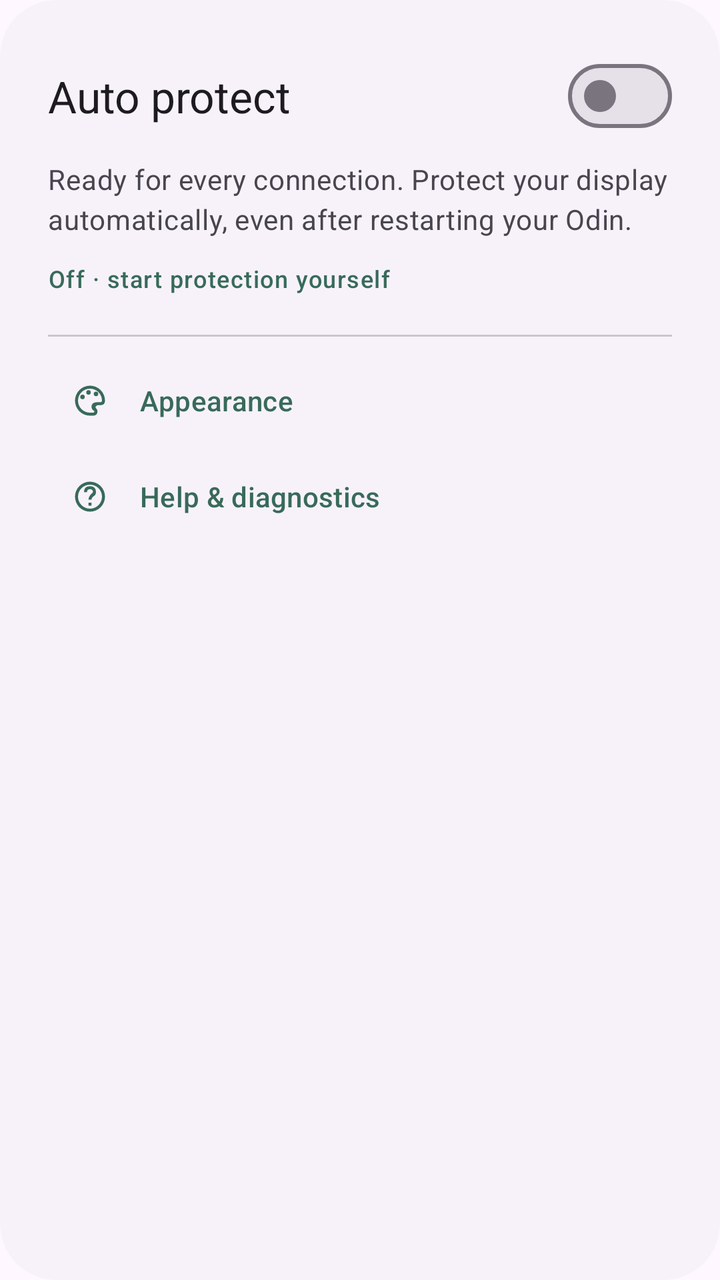
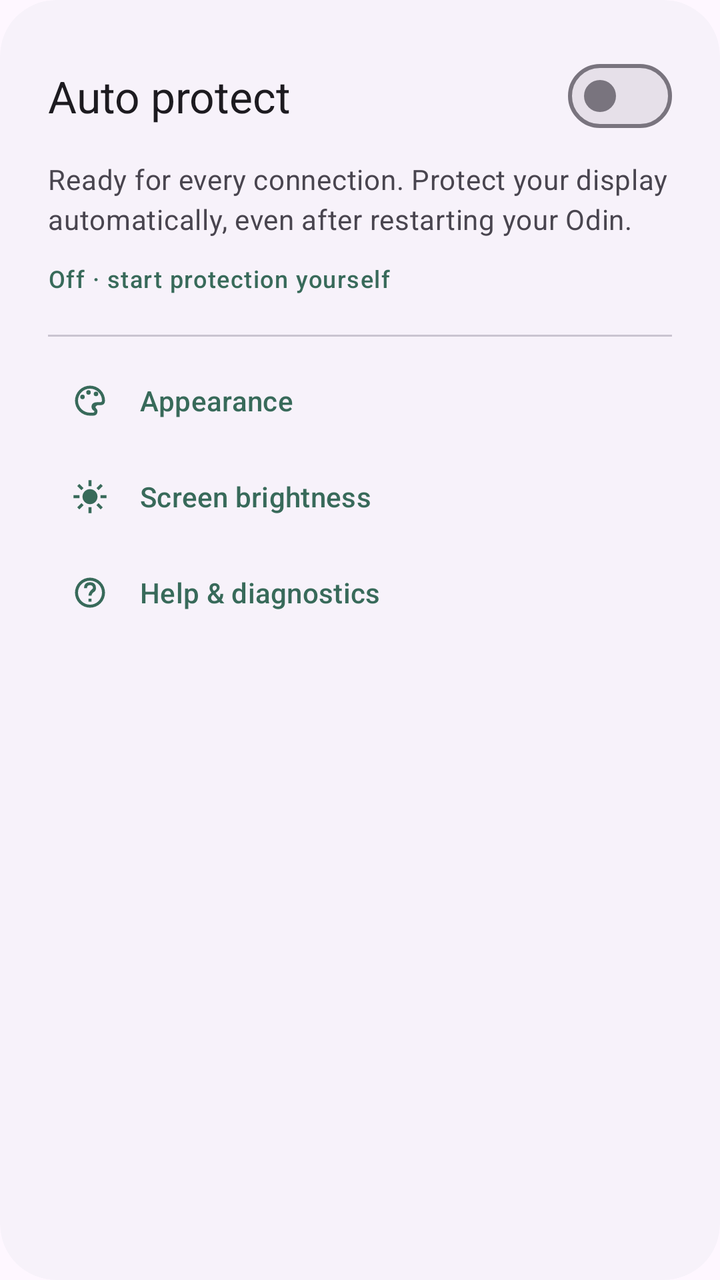

Before-and-after screenshots of an Android layout around one commit, followed by the original layout XML and the change that was made.
<!-- AndroidManifest.xml: application theme Theme.OdinDuo -->
<!-- res/layout/settings_card.xml -->
<com.google.android.material.card.MaterialCardView xmlns:android="http://schemas.android.com/apk/res/android" xmlns:app="http://schemas.android.com/apk/res-auto" style="@style/Widget.OdinDuo.Card" android:layout_width="match_parent" android:layout_height="wrap_content" app:cardBackgroundColor="?attr/colorSurfaceContainerLow">
    <LinearLayout android:layout_width="match_parent" android:layout_height="wrap_content" android:orientation="vertical" android:padding="@dimen/card_padding">
        <com.google.android.material.materialswitch.MaterialSwitch android:id="@+id/automatic" android:layout_width="match_parent" android:layout_height="wrap_content" android:minHeight="48dp" android:text="@string/automatic_title" android:textAppearance="?attr/textAppearanceTitleLarge" android:textColor="?attr/colorOnSurface" />
        <com.google.android.material.textview.MaterialTextView android:layout_width="match_parent" android:layout_height="wrap_content" android:layout_marginTop="8dp" android:text="@string/automatic_body" android:textAppearance="?attr/textAppearanceBodyMedium" android:textColor="?attr/colorOnSurfaceVariant" />
        <com.google.android.material.textview.MaterialTextView android:id="@+id/automatic_summary" android:layout_width="match_parent" android:layout_height="wrap_content" android:layout_marginTop="12dp" android:text="@string/automatic_off" android:textAppearance="?attr/textAppearanceLabelMedium" android:textColor="?attr/colorPrimary" />
        <com.google.android.material.divider.MaterialDivider android:layout_width="match_parent" android:layout_height="wrap_content" android:layout_marginTop="20dp" android:layout_marginBottom="8dp" />
        <com.google.android.material.button.MaterialButton android:id="@+id/appearance" style="@style/Widget.Material3.Button.TextButton" android:layout_width="match_parent" android:layout_height="wrap_content" android:minHeight="48dp" android:text="@string/appearance" android:gravity="start|center_vertical" app:icon="@drawable/ic_palette" app:iconGravity="start" app:iconPadding="16dp" />
        <com.google.android.material.button.MaterialButton android:id="@+id/help" style="@style/Widget.Material3.Button.TextButton" android:layout_width="match_parent" android:layout_height="wrap_content" android:minHeight="48dp" android:text="@string/help" android:gravity="start|center_vertical" app:icon="@drawable/ic_help" app:iconGravity="start" app:iconPadding="16dp" />
        <com.google.android.material.textview.MaterialTextView android:id="@+id/notification_hint" android:layout_width="match_parent" android:layout_height="wrap_content" android:layout_marginTop="12dp" android:text="@string/notification_permission_hint" android:visibility="gone" android:textAppearance="?attr/textAppearanceBodySmall" android:textColor="?attr/colorOnSurfaceVariant" />
    </LinearLayout>
</com.google.android.material.card.MaterialCardView>
<!-- resources referenced by this layout -->
<resources>
  <dimen name="card_padding">24dp</dimen>
  <!-- drawable ic_help (drawable) -->
  <vector xmlns:android="http://schemas.android.com/apk/res/android" android:width="24dp" android:height="24dp" android:viewportWidth="24" android:viewportHeight="24"><path android:fillColor="#FF000000" android:pathData="M12,2 A10,10 0,1 0,12,22 A10,10 0,1 0,12,2 Z M12,4 A8,8 0,1 1,12,20 A8,8 0,1 1,12,4 Z M11,16 L13,16 L13,18 L11,18 Z M8,9 Q8,5 12,5 Q16,5 16,9 Q16,11 14,12 Q13,13 13,14 L11,14 Q11,12 13,10 Q14,9 14,9 Q14,7 12,7 Q10,7 10,9 Z"/></vector>
  <!-- drawable ic_palette (drawable) -->
  <vector xmlns:android="http://schemas.android.com/apk/res/android" android:width="24dp" android:height="24dp" android:viewportWidth="24" android:viewportHeight="24"><path android:fillColor="#FF000000" android:pathData="M12,2 A10,10 0,1 0,12,22 L14,22 Q17,22 17,19 Q17,18 16,17 Q15,16 17,15 L19,15 Q22,15 22,12 A10,10 0,0 0,12,2 Z M12,4 A8,8 0,0 1,20,12 Q20,13 19,13 L17,13 Q13,13 13,16 Q13,18 15,19 Q15,20 14,20 L12,20 A8,8 0,1 1,12,4 Z M7,8 A1.5,1.5 0,1 0,7,11 A1.5,1.5 0,1 0,7,8 M11,5 A1.5,1.5 0,1 0,11,8 A1.5,1.5 0,1 0,11,5 M16,6 A1.5,1.5 0,1 0,16,9 A1.5,1.5 0,1 0,16,6"/></vector>
  <string name="appearance">Appearance</string>
  <string name="automatic_body">Ready for every connection. Protect your display automatically, even after restarting your Odin.</string>
  <string name="automatic_off">Off · start protection yourself</string>
  <string name="automatic_title">Auto protect</string>
  <string name="help">Help &amp; diagnostics</string>
  <string name="notification_permission_hint">Notifications are off. Enable them in Android settings to see protection status and the Stop control.</string>
  <style name="Widget.OdinDuo.Card" parent="Widget.Material3.CardView.Filled">
          <item name="shapeAppearance">@style/ShapeAppearance.OdinDuo.Card</item>
          <item name="cardElevation">0dp</item>
      </style>
  <style name="Theme.OdinDuo" parent="Theme.Material3.DayNight.NoActionBar">
          <item name="colorPrimary">#386A5A</item>
          <item name="colorOnPrimary">#FFFFFF</item>
          <item name="colorPrimaryContainer">#BBEFDA</item>
          <item name="colorOnPrimaryContainer">#062018</item>
          <item name="android:windowLightStatusBar">?attr/isLightTheme</item>
          <item name="android:windowLightNavigationBar">?attr/isLightTheme</item>
          <item name="android:statusBarColor">@android:color/transparent</item>
          <item name="android:navigationBarColor">@android:color/transparent</item>
          <item name="android:windowBackground">?attr/colorSurface</item>
      </style>
  <style name="ShapeAppearance.OdinDuo.Card" parent="ShapeAppearance.Material3.Corner.ExtraLarge" />
</resources>

<!-- the commit's change to res/layout/settings_card.xml (unified diff, before → after) -->
@@ -5,6 +5,7 @@
         <com.google.android.material.textview.MaterialTextView android:id="@+id/automatic_summary" android:layout_width="match_parent" android:layout_height="wrap_content" android:layout_marginTop="12dp" android:text="@string/automatic_off" android:textAppearance="?attr/textAppearanceLabelMedium" android:textColor="?attr/colorPrimary" />
         <com.google.android.material.divider.MaterialDivider android:layout_width="match_parent" android:layout_height="wrap_content" android:layout_marginTop="20dp" android:layout_marginBottom="8dp" />
         <com.google.android.material.button.MaterialButton android:id="@+id/appearance" style="@style/Widget.Material3.Button.TextButton" android:layout_width="match_parent" android:layout_height="wrap_content" android:minHeight="48dp" android:text="@string/appearance" android:gravity="start|center_vertical" app:icon="@drawable/ic_palette" app:iconGravity="start" app:iconPadding="16dp" />
+        <com.google.android.material.button.MaterialButton android:id="@+id/brightness" style="@style/Widget.Material3.Button.TextButton" android:layout_width="match_parent" android:layout_height="wrap_content" android:minHeight="48dp" android:text="@string/brightness" android:gravity="start|center_vertical" app:icon="@drawable/ic_brightness" app:iconGravity="start" app:iconPadding="16dp" />
         <com.google.android.material.button.MaterialButton android:id="@+id/help" style="@style/Widget.Material3.Button.TextButton" android:layout_width="match_parent" android:layout_height="wrap_content" android:minHeight="48dp" android:text="@string/help" android:gravity="start|center_vertical" app:icon="@drawable/ic_help" app:iconGravity="start" app:iconPadding="16dp" />
         <com.google.android.material.textview.MaterialTextView android:id="@+id/notification_hint" android:layout_width="match_parent" android:layout_height="wrap_content" android:layout_marginTop="12dp" android:text="@string/notification_permission_hint" android:visibility="gone" android:textAppearance="?attr/textAppearanceBodySmall" android:textColor="?attr/colorOnSurfaceVariant" />
     </LinearLayout>
<!-- resource entries referenced after the edit -->
@@ -1,6 +1,10 @@
 <!-- resources referenced by this layout -->
 <resources>
   <dimen name="card_padding">24dp</dimen>
+  <!-- drawable ic_brightness (drawable) -->
+  <vector xmlns:android="http://schemas.android.com/apk/res/android" android:width="24dp" android:height="24dp" android:viewportWidth="24" android:viewportHeight="24">
+      <path android:fillColor="#FF000000" android:pathData="M12,7a5,5 0,1 0,0 10a5,5 0,0 0,0 -10M11,1h2v4h-2zM11,19h2v4h-2zM1,11h4v2H1zM19,11h4v2h-4zM3.5,4.9l1.4,-1.4l2.8,2.8l-1.4,1.4zM16.3,17.7l1.4,-1.4l2.8,2.8l-1.4,1.4zM3.5,19.1l2.8,-2.8l1.4,1.4l-2.8,2.8zM16.3,6.3l2.8,-2.8l1.4,1.4l-2.8,2.8z" />
+  </vector>
   <!-- drawable ic_help (drawable) -->
   <vector xmlns:android="http://schemas.android.com/apk/res/android" android:width="24dp" android:height="24dp" android:viewportWidth="24" android:viewportHeight="24"><path android:fillColor="#FF000000" android:pathData="M12,2 A10,10 0,1 0,12,22 A10,10 0,1 0,12,2 Z M12,4 A8,8 0,1 1,12,20 A8,8 0,1 1,12,4 Z M11,16 L13,16 L13,18 L11,18 Z M8,9 Q8,5 12,5 Q16,5 16,9 Q16,11 14,12 Q13,13 13,14 L11,14 Q11,12 13,10 Q14,9 14,9 Q14,7 12,7 Q10,7 10,9 Z"/></vector>
   <!-- drawable ic_palette (drawable) -->
@@ -9,6 +13,7 @@
   <string name="automatic_body">Ready for every connection. Protect your display automatically, even after restarting your Odin.</string>
   <string name="automatic_off">Off · start protection yourself</string>
   <string name="automatic_title">Auto protect</string>
+  <string name="brightness">Screen brightness</string>
   <string name="help">Help &amp; diagnostics</string>
   <string name="notification_permission_hint">Notifications are off. Enable them in Android settings to see protection status and the Stop control.</string>
   <style name="Widget.OdinDuo.Card" parent="Widget.Material3.CardView.Filled">
